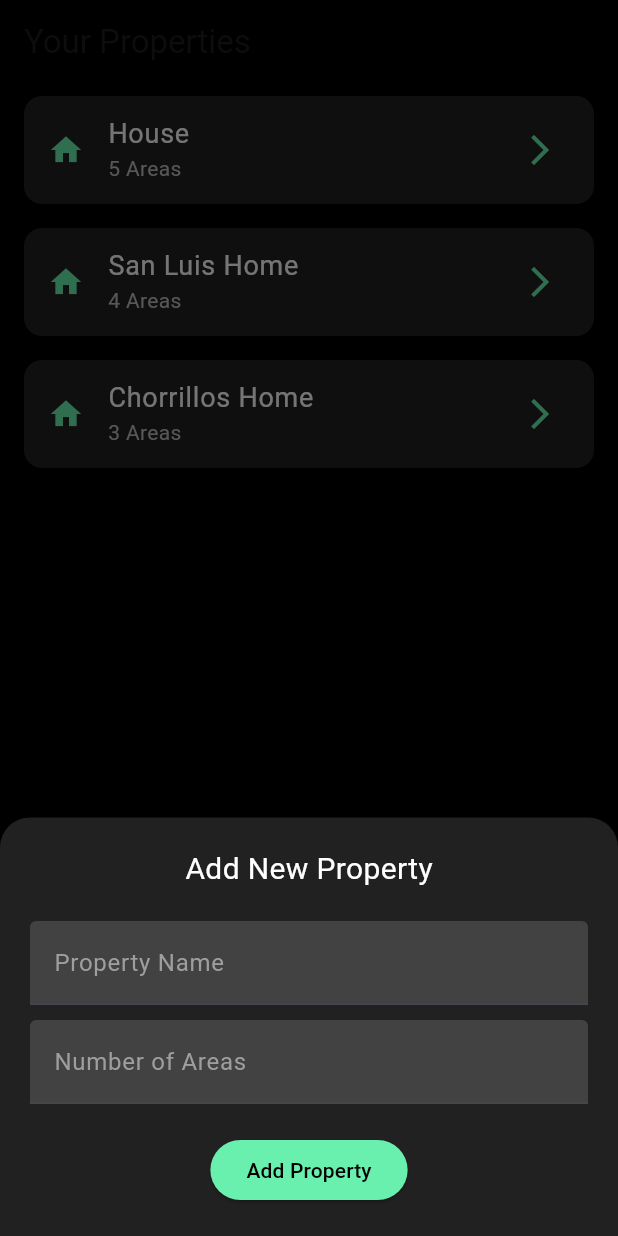
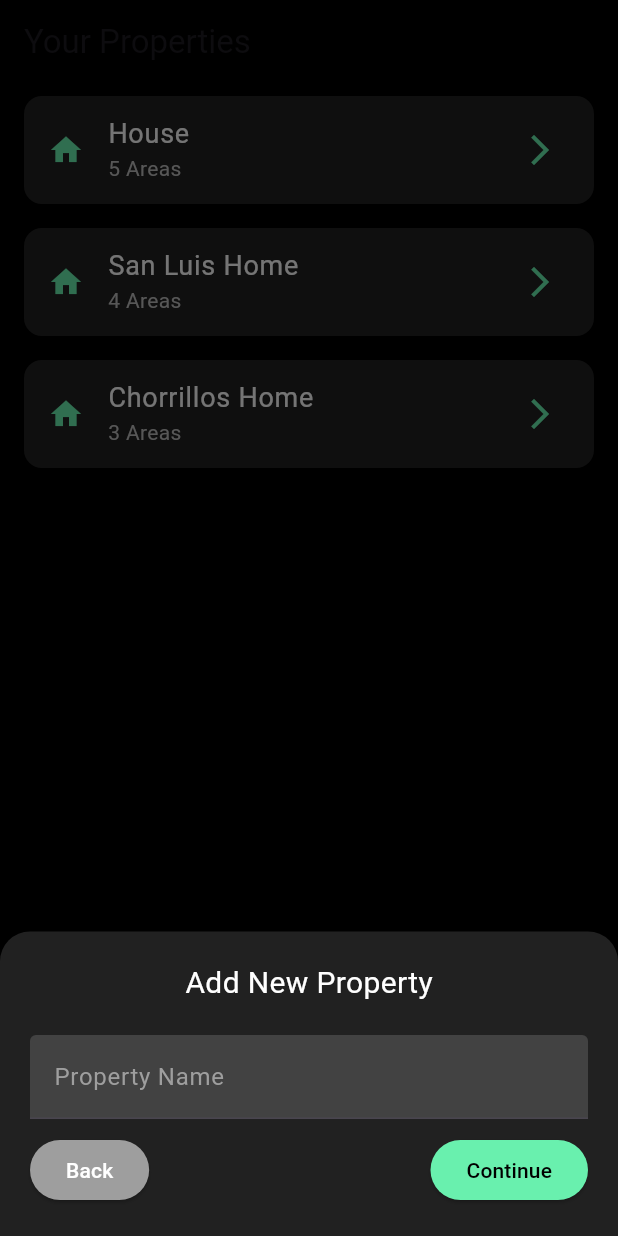
Before and after one commit to Caffeine-Desarrollo-de-Soluciones-IOT/app-mobile-iot, a Flutter app: the screen it shows after launch, item 2 of the bottom bar chosen, after a tap on the "add" icon, on a phone screen of 412 x 824 dp. Run offline on Flutter 3.47's test engine with Material 3 defaults, Android fonts, the phone set to English and light mode, and no system bars; drawn by our look-alikes of google_nav_bar; our stand-ins replace bloc, flutter_bloc.

Commit message:
add: property_modal

```diff
--- a/lib/features/properties/presentation/pages/properties_page.dart
+++ b/lib/features/properties/presentation/pages/properties_page.dart
@@ -16,7 +16,12 @@ class _PropertiesPageState extends State<PropertiesPage> {
 
   // Controladores de los campos de texto para el formulario de nueva propiedad
   final TextEditingController nameController = TextEditingController();
-  final TextEditingController areasController = TextEditingController();
+  final TextEditingController addressController = TextEditingController();
+  final TextEditingController cityController = TextEditingController();
+  final TextEditingController districtController = TextEditingController();
+  final TextEditingController zipCodeController = TextEditingController();
+  final TextEditingController referenceController = TextEditingController();
+  //final TextEditingController areasController = TextEditingController();
 
   void _showAddPropertyModal(BuildContext context) {
     showModalBottomSheet(
@@ -53,29 +58,54 @@ class _PropertiesPageState extends State<PropertiesPage> {
                 style: TextStyle(color: Colors.white),
               ),
               SizedBox(height: 10),
-              TextField(
-                controller: areasController,
-                decoration: InputDecoration(
-                  labelText: "Number of Areas",
-                  labelStyle: TextStyle(color: Colors.grey),
-                  filled: true,
-                  fillColor: Colors.grey.shade800,
-                ),
-                keyboardType: TextInputType.number,
-                style: TextStyle(color: Colors.white),
-              ),
-              SizedBox(height: 20),
+              Row(
+                mainAxisAlignment: MainAxisAlignment.spaceBetween,
+                children: [
                   ElevatedButton(
                     onPressed: () {
-                  _addProperty();
                       Navigator.of(context).pop();
                     },
-                child: Text("Add Property"),
+                    child: const Text("Back"),
+                    style: ElevatedButton.styleFrom(
+                      backgroundColor: Colors.grey,
+                      foregroundColor: Colors.white,
+                    ),
+                  ),
+                  ElevatedButton(
+                    onPressed: () {
+                      _continueToNextStep(context);
+                    },
+                    child: const Text('Continue'),
                     style: ElevatedButton.styleFrom(
                       backgroundColor: Colors.greenAccent,
                       foregroundColor: Colors.black,
                     ),
                   ),
+                ],
+              ),
+              // TextField(
+              //   controller: areasController,
+              //   decoration: InputDecoration(
+              //     labelText: "Number of Areas",
+              //     labelStyle: TextStyle(color: Colors.grey),
+              //     filled: true,
+              //     fillColor: Colors.grey.shade800,
+              //   ),
+              //   keyboardType: TextInputType.number,
+              //   style: TextStyle(color: Colors.white),
+              // ),
+              // SizedBox(height: 20),
+              // ElevatedButton(
+              //   onPressed: () {
+              //     _addProperty();
+              //     Navigator.of(context).pop();
+              //   },
+              //   child: Text("Add Property"),
+              //   style: ElevatedButton.styleFrom(
+              //     backgroundColor: Colors.greenAccent,
+              //     foregroundColor: Colors.black,
+              //   ),
+              // ),
               SizedBox(height: 20),
             ],
           ),
@@ -84,18 +114,23 @@ class _PropertiesPageState extends State<PropertiesPage> {
     );
   }
 
-  void _addProperty() {
-    setState(() {
-      properties.add({
-        'name': nameController.text,
-        'areas': areasController.text,
-      });
-    });
+  void _continueToNextStep(BuildContext context) {
+    print("Property Name: ${nameController.text}");
+    Navigator.of(context).pop();
+  }
 
-    // limpiar campos
-    nameController.clear();
-    areasController.clear();
-  }
+  // void _addProperty() {
+  //   setState(() {
+  //     properties.add({
+  //       'name': nameController.text,
+  //       //'areas': areasController.text,
+  //     });
+  //   });
+
+  //   // limpiar campos
+  //   nameController.clear();
+  //   //areasController.clear();
+  // }
 
   @override
   Widget build(BuildContext context) {
```
Lines whose indentation alone changed are shown as unchanged.
